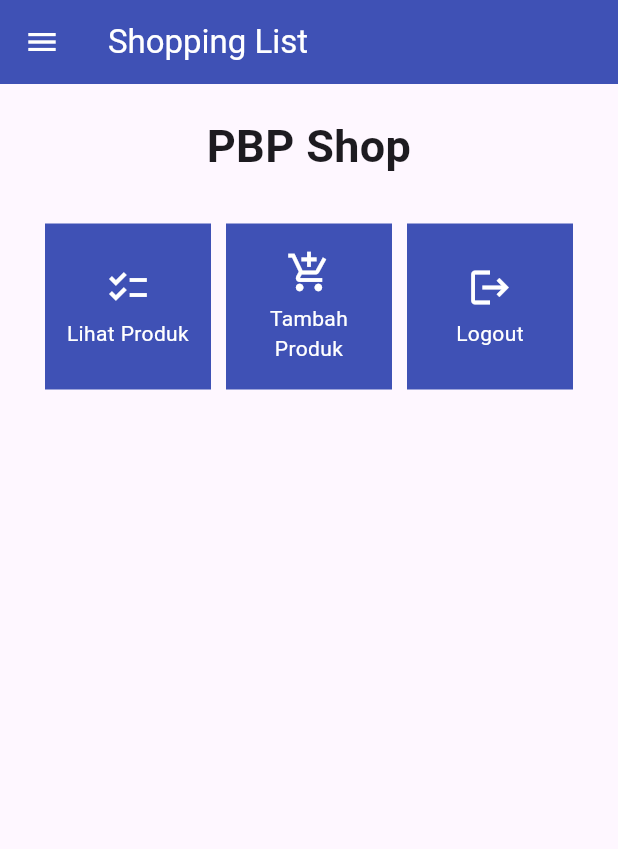
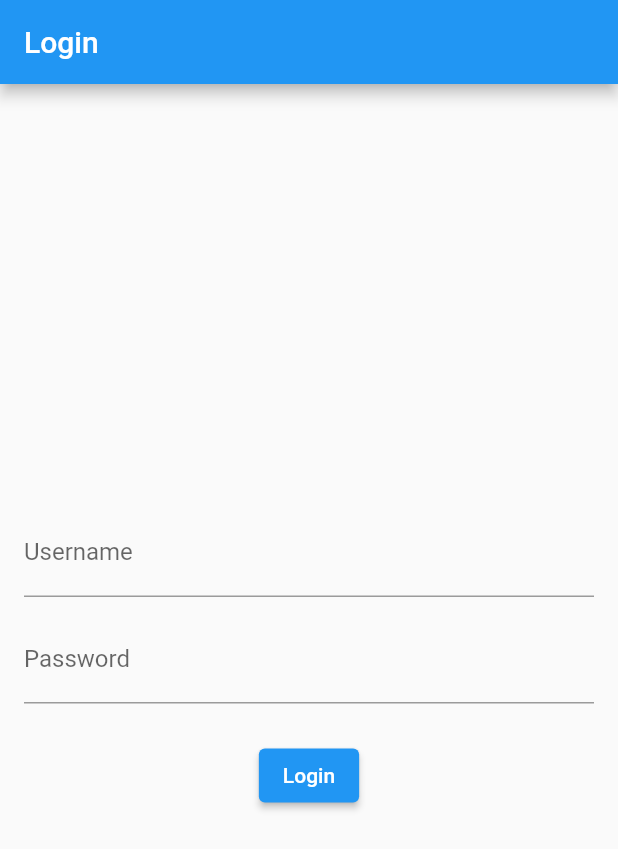
Before and after one commit to fayyazheva/flutter_shoppinglist, a Flutter app: the screen it shows after launch, on a phone screen of 412 x 824 dp. Shown: the top 849 px of the screen. Run offline on Flutter 3.47's test engine with Material 2 defaults, Android fonts, the phone set to English and light mode, and no system bars; missing offline and left inert: pbp_django_auth.

Commit message:
tutorial 8 selesai

```diff
--- a/lib/main.dart
+++ b/lib/main.dart
@@ -1,43 +1,72 @@
 import 'package:flutter/material.dart';
+import 'package:pbp_django_auth/pbp_django_auth.dart';
+import 'package:shopping_list/screens/login.dart';
 import 'package:shopping_list/screens/menu.dart';
+import 'package:provider/provider.dart';
 
 void main() {
   runApp(const MyApp());
 }
 
 class MyApp extends StatelessWidget {
-  const MyApp({super.key});
+  const MyApp({Key? key}) : super(key: key);
 
-  // This widget is the root of your application.
   @override
   Widget build(BuildContext context) {
-    return MaterialApp(
-      title: 'Flutter Demo',
-      theme: ThemeData(
-        // This is the theme of your application.
-        //
-        // TRY THIS: Try running your application with "flutter run". You'll see
-        // the application has a blue toolbar. Then, without quitting the app,
-        // try changing the seedColor in the colorScheme below to Colors.green
-        // and then invoke "hot reload" (save your changes or press the "hot
-        // reload" button in a Flutter-supported IDE, or press "r" if you used
-        // the command line to start the app).
-        //
-        // Notice that the counter didn't reset back to zero; the application
-        // state is not lost during the reload. To reset the state, use hot
-        // restart instead.
-        //
-        // This works for code too, not just values: Most code changes can be
-        // tested with just a hot reload.
-        // colorScheme: ColorScheme.fromSeed(seedColor: Colors.deepPurple),
-        appBarTheme: AppBarTheme(
-          backgroundColor: Colors.indigo, // Atur warna AppBar di sini
+    return Provider(
+      create: (_) {
+        CookieRequest request = CookieRequest();
+        return request;
+      },
+      child: MaterialApp(
+        title: 'Flutter App',
+        theme: ThemeData(
+          primarySwatch: Colors.blue,
         ),
-        useMaterial3: true,
-
-        // Material Color primarySwatch: Colors.indigo
+        home: const LoginPage(title: 'Flutter App'),
+        routes: {
+          "/login": (BuildContext context) => const LoginPage(
+                title: '',
+              ),
+        },
       ),
-      home: MyHomePage(),
     );
   }
 }
+
+// class MyApp extends StatelessWidget {
+//   const MyApp({super.key});
+
+//   // This widget is the root of your application.
+//   @override
+//   Widget build(BuildContext context) {
+//     return MaterialApp(
+//       title: 'Flutter Demo',
+//       theme: ThemeData(
+//         // This is the theme of your application.
+//         //
+//         // TRY THIS: Try running your application with "flutter run". You'll see
+//         // the application has a blue toolbar. Then, without quitting the app,
+//         // try changing the seedColor in the colorScheme below to Colors.green
+//         // and then invoke "hot reload" (save your changes or press the "hot
+//         // reload" button in a Flutter-supported IDE, or press "r" if you used
+//         // the command line to start the app).
+//         //
+//         // Notice that the counter didn't reset back to zero; the application
+//         // state is not lost during the reload. To reset the state, use hot
+//         // restart instead.
+//         //
+//         // This works for code too, not just values: Most code changes can be
+//         // tested with just a hot reload.
+//         // colorScheme: ColorScheme.fromSeed(seedColor: Colors.deepPurple),
+//         appBarTheme: AppBarTheme(
+//           backgroundColor: Colors.indigo, // Atur warna AppBar di sini
+//         ),
+//         useMaterial3: true,
+
+//         // Material Color primarySwatch: Colors.indigo
+//       ),
+//       home: MyHomePage(),
+//     );
+//   }
+//}
--- /dev/null
+++ b/lib/screens/login.dart
@@ -0,0 +1,116 @@
+import 'package:shopping_list/screens/menu.dart';
+import 'package:flutter/material.dart';
+import 'package:pbp_django_auth/pbp_django_auth.dart';
+import 'package:provider/provider.dart';
+
+void main() {
+  runApp(const LoginApp());
+}
+
+class LoginApp extends StatelessWidget {
+  const LoginApp({super.key});
+
+  @override
+  Widget build(BuildContext context) {
+    return MaterialApp(
+      title: 'Login',
+      theme: ThemeData(
+        primarySwatch: Colors.blue,
+      ),
+      home: const LoginPage(
+        title: '',
+      ),
+    );
+  }
+}
+
+class LoginPage extends StatefulWidget {
+  const LoginPage({super.key, required String title});
+
+  @override
+  _LoginPageState createState() => _LoginPageState();
+}
+
+class _LoginPageState extends State<LoginPage> {
+  final TextEditingController _usernameController = TextEditingController();
+  final TextEditingController _passwordController = TextEditingController();
+
+  @override
+  Widget build(BuildContext context) {
+    final request = context.watch<CookieRequest>();
+    return Scaffold(
+      appBar: AppBar(
+        title: const Text('Login'),
+      ),
+      body: Container(
+        padding: const EdgeInsets.all(16.0),
+        child: Column(
+          mainAxisAlignment: MainAxisAlignment.center,
+          children: [
+            TextField(
+              controller: _usernameController,
+              decoration: const InputDecoration(
+                labelText: 'Username',
+              ),
+            ),
+            const SizedBox(height: 12.0),
+            TextField(
+              controller: _passwordController,
+              decoration: const InputDecoration(
+                labelText: 'Password',
+              ),
+              obscureText: true,
+            ),
+            const SizedBox(height: 24.0),
+            ElevatedButton(
+              onPressed: () async {
+                String username = _usernameController.text;
+                String password = _passwordController.text;
+
+                // Cek kredensial
+                // TODO: Ganti URL dan jangan lupa tambahkan trailing slash (/) di akhir URL!
+                // Untuk menyambungkan Android emulator dengan Django pada localhost,
+                // gunakan URL http://10.0.2.2/
+                final response =
+                    await request.login("http://localhost:8000/auth/login/", {
+                  'username': username,
+                  'password': password,
+                });
+
+                if (request.loggedIn) {
+                  String message = response['message'];
+                  String uname = response['username'];
+                  Navigator.pushReplacement(
+                    context,
+                    MaterialPageRoute(builder: (context) => MyHomePage()),
+                  );
+                  ScaffoldMessenger.of(context)
+                    ..hideCurrentSnackBar()
+                    ..showSnackBar(SnackBar(
+                        content: Text("$message Selamat datang, $uname.")));
+                } else {
+                  showDialog(
+                    context: context,
+                    builder: (context) => AlertDialog(
+                      title: const Text('Login Gagal'),
+                      content: Text(response['message']),
+                      actions: [
+                        TextButton(
+                          child: const Text('OK'),
+                          onPressed: () {
+                            Navigator.pop(context);
+                          },
+                        ),
+                      ],
+                    ),
+                  );
+                }
+              },
+              child: const Text('Login'),
+            ),
+          ],
+        ),
+      ),
+    );
+  }
+}
--- a/lib/screens/shoplist_form.dart
+++ b/lib/screens/shoplist_form.dart
@@ -1,4 +1,6 @@
 import 'package:flutter/material.dart';
+import 'package:pbp_django_auth/pbp_django_auth.dart';
+import 'package:provider/provider.dart';
 import 'package:shopping_list/widgets/left_drawer.dart'; // Impor drawer yang sudah dibuat sebelumnya
 
 class ShopFormPage extends StatefulWidget {
@@ -16,6 +18,7 @@ class _ShopFormPageState extends State<ShopFormPage> {
 
   @override
   Widget build(BuildContext context) {
+    final request = context.watch<CookieRequest>();
     return Scaffold(
       appBar: AppBar(
         title: const Center(
@@ -113,7 +116,7 @@ class _ShopFormPageState extends State<ShopFormPage> {
                     style: ButtonStyle(
                       backgroundColor: MaterialStateProperty.all(Colors.indigo),
                     ),
-                    onPressed: () {
+                    onPressed: () async {
                       if (_formKey.currentState!.validate()) {
                         showDialog(
                           context: context,
--- a/pubspec.yaml
+++ b/pubspec.yaml
@@ -35,6 +35,9 @@ dependencies:
   # The following adds the Cupertino Icons font to your application.
   # Use with the CupertinoIcons class for iOS style icons.
   cupertino_icons: ^1.0.2
+  provider: ^6.1.1
+  pbp_django_auth: ^0.3.1
+  http: ^0.13.6
 
 dev_dependencies:
   flutter_test:
```
Also changed, not shown: lib/models/product.dart (added, +68 -0 lines), lib/screens/list_product.dart (added, +90 -0 lines), lib/widgets/left_drawer.dart (+12 -0 lines), lib/widgets/shop_card.dart (+31 -1 lines), pubspec.lock, 2 other files.
